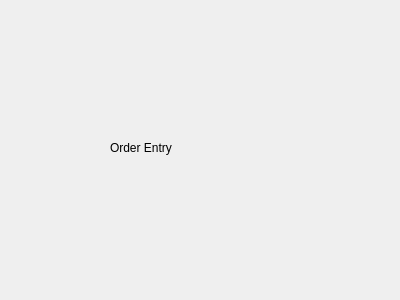
Before: the Qt Designer form src/main/ui/order_entry.ui in InfiniteHelios/auto-order-TWS-api-demo-app, drawn with Qt 5.
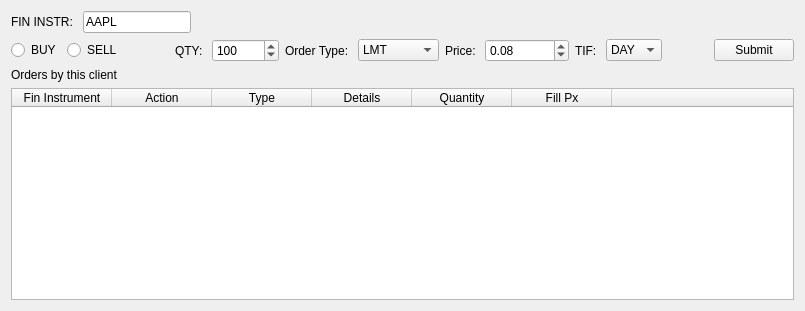
After: the same form once the commit is applied.

The edit to the form file:
```diff
--- a/src/main/ui/order_entry.ui
+++ b/src/main/ui/order_entry.ui
@@ -6,26 +6,292 @@
    <rect>
     <x>0</x>
     <y>0</y>
-    <width>400</width>
-    <height>300</height>
+    <width>805</width>
+    <height>311</height>
    </rect>
   </property>
   <property name="windowTitle">
    <string>OrderEntry</string>
   </property>
-  <widget class="QLabel" name="label">
-   <property name="geometry">
-    <rect>
-     <x>110</x>
-     <y>140</y>
-     <width>111</width>
-     <height>16</height>
-    </rect>
-   </property>
-   <property name="text">
-    <string>Order Entry</string>
-   </property>
-  </widget>
+  <layout class="QVBoxLayout" name="verticalLayout">
+   <item>
+    <layout class="QHBoxLayout" name="horizontalLayout">
+     <item>
+      <widget class="QLabel" name="labForFinInstr">
+       <property name="text">
+        <string>FIN INSTR: </string>
+       </property>
+      </widget>
+     </item>
+     <item>
+      <widget class="QLineEdit" name="edtFinInstr">
+       <property name="sizePolicy">
+        <sizepolicy hsizetype="Maximum" vsizetype="Fixed">
+         <horstretch>0</horstretch>
+         <verstretch>0</verstretch>
+        </sizepolicy>
+       </property>
+       <property name="text">
+        <string>AAPL</string>
+       </property>
+      </widget>
+     </item>
+     <item>
+      <spacer name="horizontalSpacer">
+       <property name="orientation">
+        <enum>Qt::Horizontal</enum>
+       </property>
+       <property name="sizeHint" stdset="0">
+        <size>
+         <width>40</width>
+         <height>20</height>
+        </size>
+       </property>
+      </spacer>
+     </item>
+    </layout>
+   </item>
+   <item>
+    <layout class="QHBoxLayout" name="horizontalLayout_2">
+     <item>
+      <widget class="QRadioButton" name="radBuy">
+       <property name="text">
+        <string>BUY</string>
+       </property>
+      </widget>
+     </item>
+     <item>
+      <widget class="QRadioButton" name="radSell">
+       <property name="text">
+        <string>SELL</string>
+       </property>
+      </widget>
+     </item>
+     <item>
+      <spacer name="horizontalSpacer_2">
+       <property name="orientation">
+        <enum>Qt::Horizontal</enum>
+       </property>
+       <property name="sizeHint" stdset="0">
+        <size>
+         <width>40</width>
+         <height>20</height>
+        </size>
+       </property>
+      </spacer>
+     </item>
+     <item>
+      <widget class="QLabel" name="labForQty">
+       <property name="text">
+        <string>QTY: </string>
+       </property>
+      </widget>
+     </item>
+     <item>
+      <widget class="QSpinBox" name="spnQty">
+       <property name="maximum">
+        <number>999999999</number>
+       </property>
+       <property name="value">
+        <number>100</number>
+       </property>
+      </widget>
+     </item>
+     <item>
+      <widget class="QLabel" name="labForOrderType">
+       <property name="text">
+        <string>Order Type: </string>
+       </property>
+      </widget>
+     </item>
+     <item>
+      <widget class="QComboBox" name="cmbOrderType">
+       <item>
+        <property name="text">
+         <string>LMT</string>
+        </property>
+       </item>
+       <item>
+        <property name="text">
+         <string>MKT</string>
+        </property>
+       </item>
+       <item>
+        <property name="text">
+         <string>STP</string>
+        </property>
+       </item>
+       <item>
+        <property name="text">
+         <string>STP LMT</string>
+        </property>
+       </item>
+       <item>
+        <property name="text">
+         <string>LOC</string>
+        </property>
+       </item>
+       <item>
+        <property name="text">
+         <string>MOC</string>
+        </property>
+       </item>
+      </widget>
+     </item>
+     <item>
+      <widget class="QLabel" name="labForPrice">
+       <property name="text">
+        <string>Price: </string>
+       </property>
+      </widget>
+     </item>
+     <item>
+      <widget class="QDoubleSpinBox" name="spnPrice">
+       <property name="maximum">
+        <double>139372116959414099130712064.000000000000000</double>
+       </property>
+       <property name="singleStep">
+        <double>0.010000000000000</double>
+       </property>
+       <property name="value">
+        <double>0.080000000000000</double>
+       </property>
+      </widget>
+     </item>
+     <item>
+      <widget class="QLabel" name="labForTimeIF">
+       <property name="text">
+        <string>TIF: </string>
+       </property>
+      </widget>
+     </item>
+     <item>
+      <widget class="QComboBox" name="cmbTimeIF">
+       <item>
+        <property name="text">
+         <string>DAY</string>
+        </property>
+       </item>
+       <item>
+        <property name="text">
+         <string>GTC</string>
+        </property>
+       </item>
+       <item>
+        <property name="text">
+         <string>OPG</string>
+        </property>
+       </item>
+       <item>
+        <property name="text">
+         <string>IOC</string>
+        </property>
+       </item>
+       <item>
+        <property name="text">
+         <string>GTD</string>
+        </property>
+       </item>
+       <item>
+        <property name="text">
+         <string>DTC</string>
+        </property>
+       </item>
+      </widget>
+     </item>
+     <item>
+      <spacer name="horizontalSpacer_3">
+       <property name="orientation">
+        <enum>Qt::Horizontal</enum>
+       </property>
+       <property name="sizeHint" stdset="0">
+        <size>
+         <width>40</width>
+         <height>20</height>
+        </size>
+       </property>
+      </spacer>
+     </item>
+     <item>
+      <widget class="QPushButton" name="btnSubmit">
+       <property name="text">
+        <string>Submit</string>
+       </property>
+      </widget>
+     </item>
+    </layout>
+   </item>
+   <item>
+    <widget class="QLabel" name="label">
+     <property name="text">
+      <string>Orders by this client</string>
+     </property>
+    </widget>
+   </item>
+   <item>
+    <widget class="QTableWidget" name="tblOrders">
+     <property name="editTriggers">
+      <set>QAbstractItemView::NoEditTriggers</set>
+     </property>
+     <property name="alternatingRowColors">
+      <bool>true</bool>
+     </property>
+     <property name="selectionMode">
+      <enum>QAbstractItemView::SingleSelection</enum>
+     </property>
+     <property name="selectionBehavior">
+      <enum>QAbstractItemView::SelectRows</enum>
+     </property>
+     <property name="wordWrap">
+      <bool>false</bool>
+     </property>
+     <property name="cornerButtonEnabled">
+      <bool>false</bool>
+     </property>
+     <attribute name="horizontalHeaderStretchLastSection">
+      <bool>true</bool>
+     </attribute>
+     <attribute name="verticalHeaderVisible">
+      <bool>false</bool>
+     </attribute>
+     <column>
+      <property name="text">
+       <string>Fin Instrument</string>
+      </property>
+     </column>
+     <column>
+      <property name="text">
+       <string>Action</string>
+      </property>
+     </column>
+     <column>
+      <property name="text">
+       <string>Type</string>
+      </property>
+     </column>
+     <column>
+      <property name="text">
+       <string>Details</string>
+      </property>
+     </column>
+     <column>
+      <property name="text">
+       <string>Quantity</string>
+      </property>
+     </column>
+     <column>
+      <property name="text">
+       <string>Fill Px</string>
+      </property>
+     </column>
+     <column>
+      <property name="text">
+       <string/>
+      </property>
+     </column>
+    </widget>
+   </item>
+  </layout>
  </widget>
  <resources/>
  <connections/>
```
